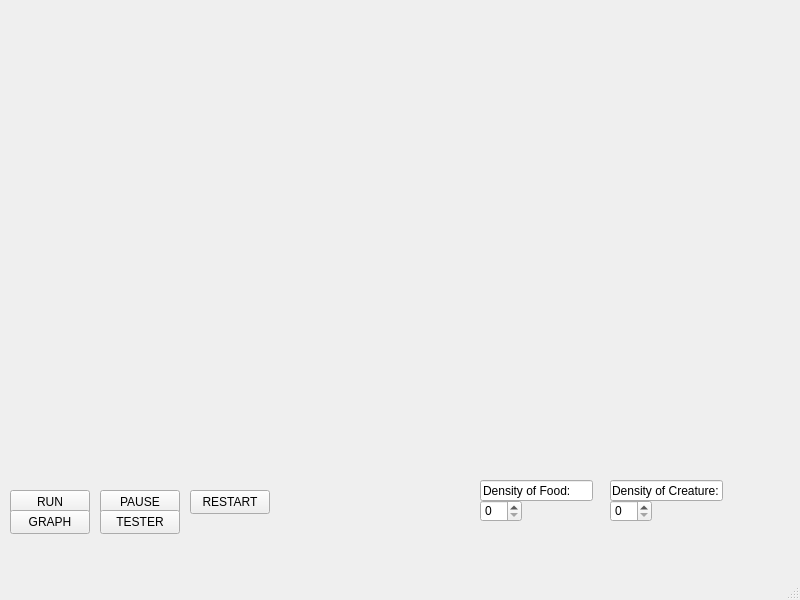
EvolutionSimulator/EvolutionSimulator, file UI/src/mainwindow.ui: the form before one commit.
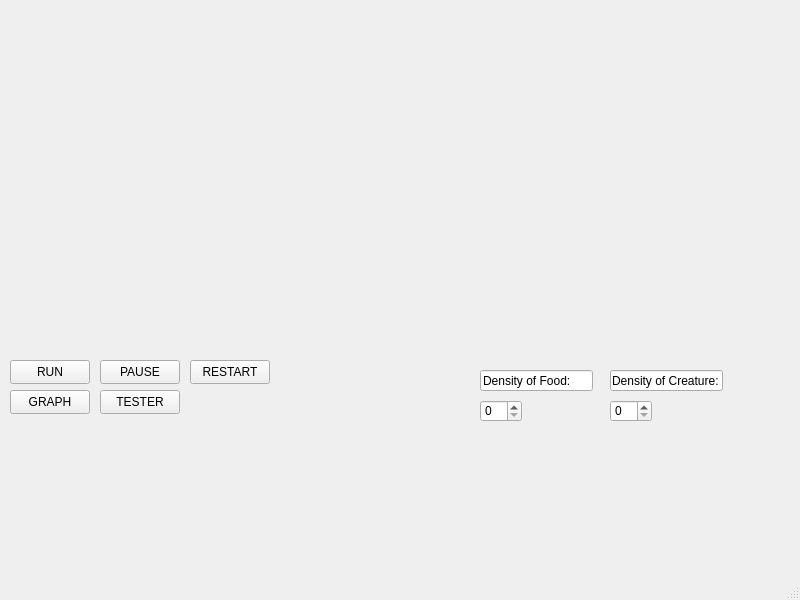
The form after the commit. Custom widgets are drawn as their Qt base class.

Commit message: Windows resizing bug fix

Patch:
```diff
--- a/UI/src/mainwindow.ui
+++ b/UI/src/mainwindow.ui
@@ -28,7 +28,7 @@
     <property name="geometry">
      <rect>
       <x>10</x>
-      <y>490</y>
+      <y>360</y>
       <width>80</width>
       <height>24</height>
      </rect>
@@ -41,7 +41,7 @@
     <property name="geometry">
      <rect>
       <x>480</x>
-      <y>500</y>
+      <y>400</y>
       <width>42</width>
       <height>22</height>
      </rect>
@@ -51,7 +51,7 @@
     <property name="geometry">
      <rect>
       <x>100</x>
-      <y>490</y>
+      <y>360</y>
       <width>80</width>
       <height>24</height>
      </rect>
@@ -64,7 +64,7 @@
     <property name="geometry">
      <rect>
       <x>190</x>
-      <y>490</y>
+      <y>360</y>
       <width>80</width>
       <height>24</height>
      </rect>
@@ -77,7 +77,7 @@
     <property name="geometry">
      <rect>
       <x>480</x>
-      <y>480</y>
+      <y>370</y>
       <width>113</width>
       <height>21</height>
      </rect>
@@ -90,7 +90,7 @@
     <property name="geometry">
      <rect>
       <x>10</x>
-      <y>510</y>
+      <y>390</y>
       <width>80</width>
       <height>24</height>
      </rect>
@@ -103,7 +103,7 @@
     <property name="geometry">
      <rect>
       <x>100</x>
-      <y>510</y>
+      <y>390</y>
       <width>80</width>
       <height>24</height>
      </rect>
@@ -116,7 +116,7 @@
     <property name="geometry">
      <rect>
       <x>610</x>
-      <y>500</y>
+      <y>400</y>
       <width>42</width>
       <height>22</height>
      </rect>
@@ -126,7 +126,7 @@
     <property name="geometry">
      <rect>
       <x>610</x>
-      <y>480</y>
+      <y>370</y>
       <width>113</width>
       <height>21</height>
      </rect>
```
Left out of the diff: 2 changed lines with no effect on the pictures. The commit also changes 3 other files.
